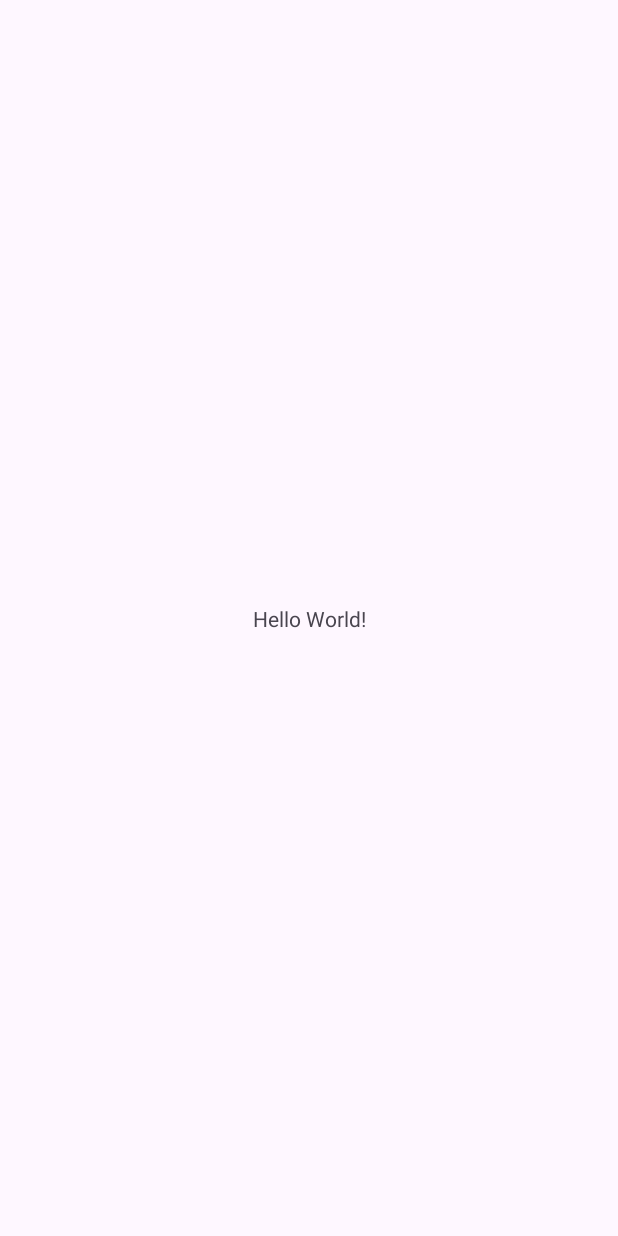
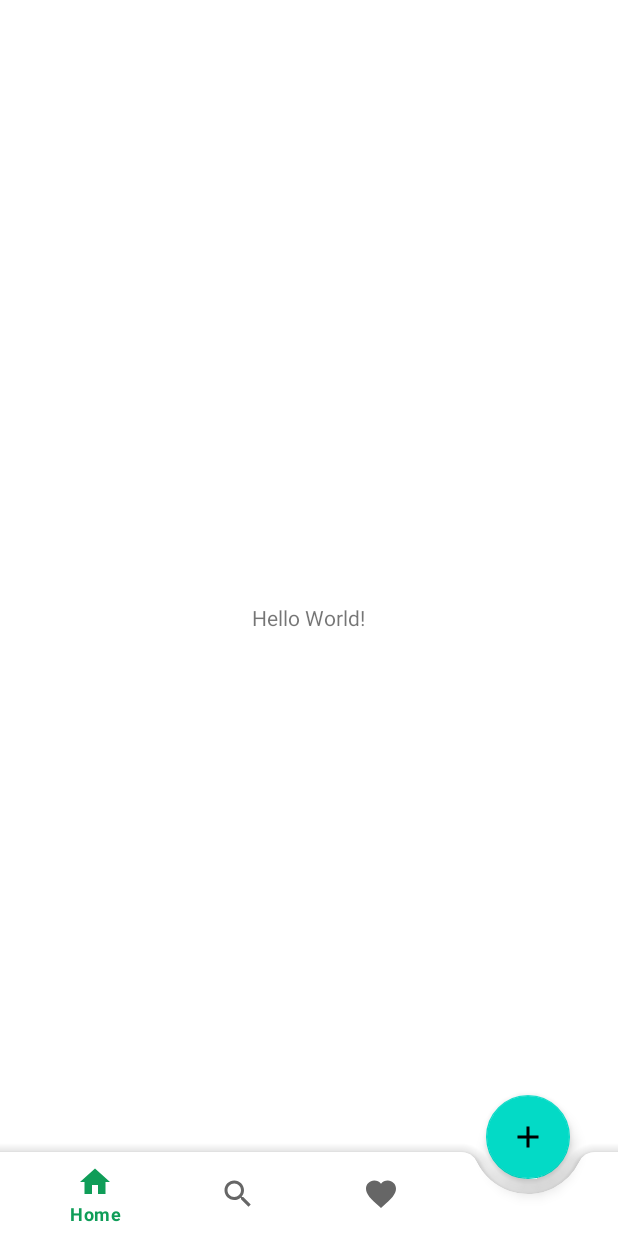
Before and after one commit to KaradimoulasG/JustWeather, an Android app: the screen it shows after launch (MainActivity), on a phone screen of 412 x 824 dp. Before the commit the screen is almost empty. Run offline under Robolectric (Android 15) with nearby library versions, the phone set to English and light mode, and no system bars; our stand-ins replace Timber.

Commit message:
Added bottom navigation bar, some styles and a theme. Will move on with setting up project later, I've got a life to live

```diff
--- a/app/build.gradle
+++ b/app/build.gradle
@@ -5,12 +5,12 @@ plugins {
 
 android {
     namespace 'com.example.justweather'
-    compileSdk 33
+    compileSdk 34
 
     defaultConfig {
         applicationId "com.example.justweather"
         minSdk 26
-        targetSdk 33
+        targetSdk 34
         versionCode 1
         versionName "1.0"
 
@@ -81,4 +81,6 @@ dependencies {
     // optional - ProcessLifecycleOwner provides a lifecycle for the whole application process
     implementation "androidx.lifecycle:lifecycle-process:2.6.1"
 
+    //Material 3
+    implementation "com.google.android.material:material:1.11.0-alpha01"
 }
--- a/app/src/main/AndroidManifest.xml
+++ b/app/src/main/AndroidManifest.xml
@@ -11,7 +11,7 @@
         android:roundIcon="@mipmap/ic_launcher_round"
         android:supportsRtl="true"
         android:name=".WeatherApplication"
-        android:theme="@style/Theme.JustWeather"
+        android:theme="@style/Theme.main_theme"
         tools:targetApi="31">
 
         <activity
--- /dev/null
+++ b/app/src/main/java/com/example/justweather/common/components/BottomNavigationBar.kt
@@ -0,0 +1,24 @@
+package com.example.justweather.common.components
+
+import android.content.Context
+import android.util.AttributeSet
+import android.view.LayoutInflater
+import android.widget.FrameLayout
+import com.example.justweather.databinding.BottomNavigationBarBinding
+
+class BottomNavigationBar@JvmOverloads constructor(
+    context: Context,
+    attrs: AttributeSet? = null,
+    defStyle: Int = 0,
+    defStyleRes: Int = 0,
+) : FrameLayout(context, attrs, defStyle, defStyleRes) {
+
+    private var binding = BottomNavigationBarBinding.inflate(LayoutInflater.from(context), this)
+
+    init {
+        binding.bottomNavigationView.apply {
+            background = null
+//            menu.getItem(4).isEnabled = false
+        }
+    }
+}
--- /dev/null
+++ b/app/src/main/res/drawable/ic_baseline_add_24.xml
@@ -0,0 +1,5 @@
+<vector android:height="24dp" android:tint="#000000"
+    android:viewportHeight="24" android:viewportWidth="24"
+    android:width="24dp" xmlns:android="http://schemas.android.com/apk/res/android">
+    <path android:fillColor="@android:color/white" android:pathData="M19,13h-6v6h-2v-6H5v-2h6V5h2v6h6v2z"/>
+</vector>
--- /dev/null
+++ b/app/src/main/res/drawable/ic_baseline_favorite_24.xml
@@ -0,0 +1,5 @@
+<vector android:height="24dp" android:tint="#000000"
+    android:viewportHeight="24" android:viewportWidth="24"
+    android:width="24dp" xmlns:android="http://schemas.android.com/apk/res/android">
+    <path android:fillColor="@android:color/white" android:pathData="M12,21.35l-1.45,-1.32C5.4,15.36 2,12.28 2,8.5 2,5.42 4.42,3 7.5,3c1.74,0 3.41,0.81 4.5,2.09C13.09,3.81 14.76,3 16.5,3 19.58,3 22,5.42 22,8.5c0,3.78 -3.4,6.86 -8.55,11.54L12,21.35z"/>
+</vector>
--- /dev/null
+++ b/app/src/main/res/drawable/ic_baseline_home_24.xml
@@ -0,0 +1,5 @@
+<vector android:height="24dp" android:tint="#000000"
+    android:viewportHeight="24" android:viewportWidth="24"
+    android:width="24dp" xmlns:android="http://schemas.android.com/apk/res/android">
+    <path android:fillColor="@android:color/white" android:pathData="M10,20v-6h4v6h5v-8h3L12,3 2,12h3v8z"/>
+</vector>
--- /dev/null
+++ b/app/src/main/res/drawable/ic_baseline_search_24.xml
@@ -0,0 +1,5 @@
+<vector android:height="24dp" android:tint="#000000"
+    android:viewportHeight="24" android:viewportWidth="24"
+    android:width="24dp" xmlns:android="http://schemas.android.com/apk/res/android">
+    <path android:fillColor="@android:color/white" android:pathData="M15.5,14h-0.79l-0.28,-0.27C15.41,12.59 16,11.11 16,9.5 16,5.91 13.09,3 9.5,3S3,5.91 3,9.5 5.91,16 9.5,16c1.61,0 3.09,-0.59 4.23,-1.57l0.27,0.28v0.79l5,4.99L20.49,19l-4.99,-5zM9.5,14C7.01,14 5,11.99 5,9.5S7.01,5 9.5,5 14,7.01 14,9.5 11.99,14 9.5,14z"/>
+</vector>
--- a/app/src/main/res/layout/activity_main.xml
+++ b/app/src/main/res/layout/activity_main.xml
@@ -1,8 +1,10 @@
 <?xml version="1.0" encoding="utf-8"?>
-<androidx.constraintlayout.widget.ConstraintLayout xmlns:android="http://schemas.android.com/apk/res/android"
+<RelativeLayout
+    xmlns:android="http://schemas.android.com/apk/res/android"
     xmlns:app="http://schemas.android.com/apk/res-auto"
     xmlns:tools="http://schemas.android.com/tools"
     android:layout_width="match_parent"
+    android:background="@color/white"
     android:layout_height="match_parent"
     tools:context=".presentation.MainActivity">
 
@@ -10,9 +12,11 @@
         android:layout_width="wrap_content"
         android:layout_height="wrap_content"
         android:text="Hello World!"
-        app:layout_constraintBottom_toBottomOf="parent"
-        app:layout_constraintEnd_toEndOf="parent"
-        app:layout_constraintStart_toStartOf="parent"
-        app:layout_constraintTop_toTopOf="parent" />
+        android:layout_centerInParent="true" />
 
-</androidx.constraintlayout.widget.ConstraintLayout>
+    <com.example.justweather.common.components.BottomNavigationBar
+        android:layout_width="match_parent"
+        android:layout_height="100dp"
+        android:layout_alignParentBottom="true" />
+
+</RelativeLayout>
--- /dev/null
+++ b/app/src/main/res/layout/bottom_navigation_bar.xml
@@ -0,0 +1,45 @@
+<?xml version="1.0" encoding="utf-8"?>
+<merge xmlns:android="http://schemas.android.com/apk/res/android"
+    xmlns:app="http://schemas.android.com/apk/res-auto"
+    xmlns:tools="http://schemas.android.com/tools">
+
+<androidx.coordinatorlayout.widget.CoordinatorLayout
+    android:layout_width="match_parent"
+    android:layout_height="match_parent" >
+
+    <com.google.android.material.bottomappbar.BottomAppBar
+        android:id="@+id/bottomAppBar"
+        android:layout_width="match_parent"
+        android:layout_height="wrap_content"
+        android:layout_gravity="bottom"
+        app:hideOnScroll="true"
+        app:addElevationShadow="true"
+        app:elevation="12dp"
+        app:fabCradleMargin="10dp"
+        app:fabCradleRoundedCornerRadius="12dp"
+        app:fabAlignmentMode="end"
+        app:fabCradleVerticalOffset="10dp">
+
+        <com.google.android.material.bottomnavigation.BottomNavigationView
+            android:id="@+id/bottomNavigationView"
+            android:layout_width="match_parent"
+            android:layout_height="match_parent"
+            android:layout_marginEnd="16dp"
+            android:background="@android:color/transparent"
+            app:menu="@menu/bottom_nav_menu" />
+
+    </com.google.android.material.bottomappbar.BottomAppBar>
+
+    <com.google.android.material.floatingactionbutton.FloatingActionButton
+        android:id="@+id/fab"
+        android:layout_width="wrap_content"
+        android:layout_height="wrap_content"
+        android:contentDescription="@string/app_name"
+        app:rippleColor="@color/black"
+        android:src="@drawable/ic_baseline_add_24"
+        app:layout_anchorGravity="end"
+        app:layout_anchor="@id/bottomAppBar" />
+
+</androidx.coordinatorlayout.widget.CoordinatorLayout>
+
+</merge>
--- /dev/null
+++ b/app/src/main/res/menu/bottom_nav_menu.xml
@@ -0,0 +1,23 @@
+<?xml version="1.0" encoding="utf-8"?>
+<menu xmlns:android="http://schemas.android.com/apk/res/android">
+
+    <item
+        android:id="@+id/home"
+        android:icon="@drawable/ic_baseline_home_24"
+        android:title="Home" />
+
+    <item
+        android:id="@+id/Search"
+        android:icon="@drawable/ic_baseline_search_24"
+        android:title="Search" />
+
+    <item
+        android:id="@+id/Favourites"
+        android:icon="@drawable/ic_baseline_favorite_24"
+        android:title="Profile" />
+
+    <item
+        android:id="@+id/placeholder"
+        android:title="" />
+
+</menu>
--- a/app/src/main/res/values-night/themes.xml
+++ /dev/null
@@ -1,7 +0,0 @@
-<resources xmlns:tools="http://schemas.android.com/tools">
-    <!-- Base application theme. -->
-    <style name="Base.Theme.JustWeather" parent="Theme.Material3.DayNight.NoActionBar">
-        <!-- Customize your dark theme here. -->
-        <!-- <item name="colorPrimary">@color/my_dark_primary</item> -->
-    </style>
-</resources>
--- /dev/null
+++ b/app/src/main/res/values/styles.xml
@@ -0,0 +1,11 @@
+<?xml version="1.0" encoding="utf-8"?>
+<resources>
+
+    <style name="Theme.main_theme" parent="Theme.MaterialComponents.DayNight.NoActionBar">
+        <item name="colorPrimary">#0F9D58</item>
+        <item name="colorPrimaryVariant">#0F9D58</item>
+        <item name="colorOnPrimary">#000</item>
+    </style>
+
+
+</resources>
--- a/app/src/main/res/values/themes.xml
+++ b/app/src/main/res/values/themes.xml
@@ -6,4 +6,7 @@
     </style>
 
     <style name="Theme.JustWeather" parent="Base.Theme.JustWeather" />
+
+
+
 </resources>
```
Also changed, not shown: gradle/wrapper/gradle-wrapper.properties.
